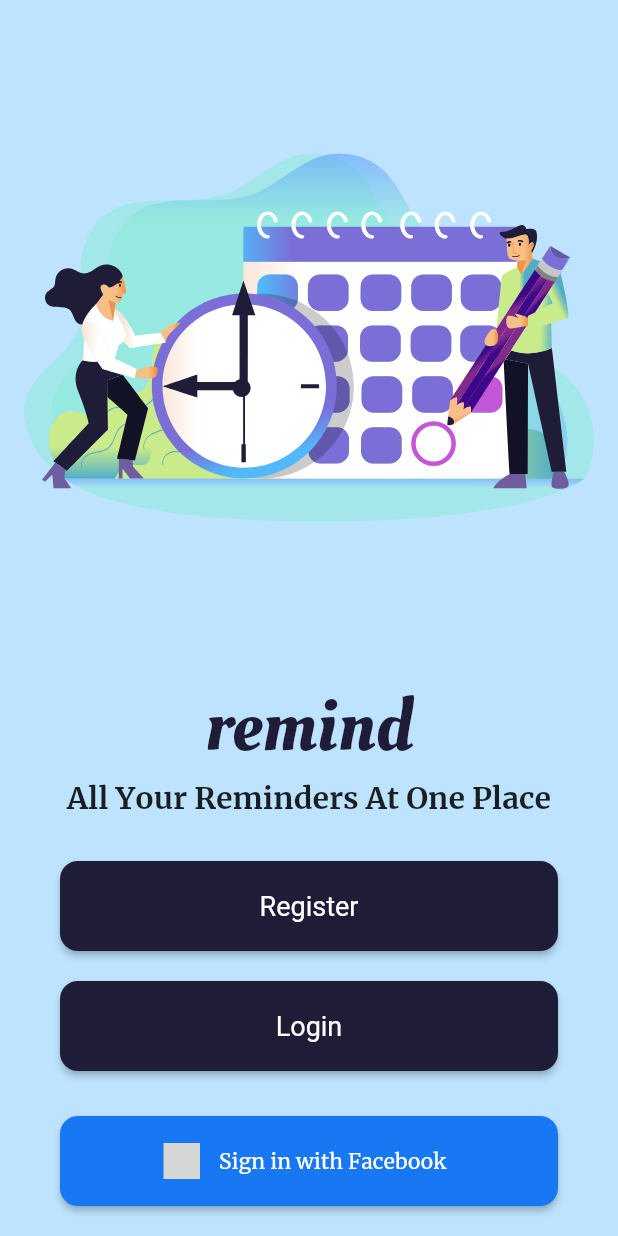
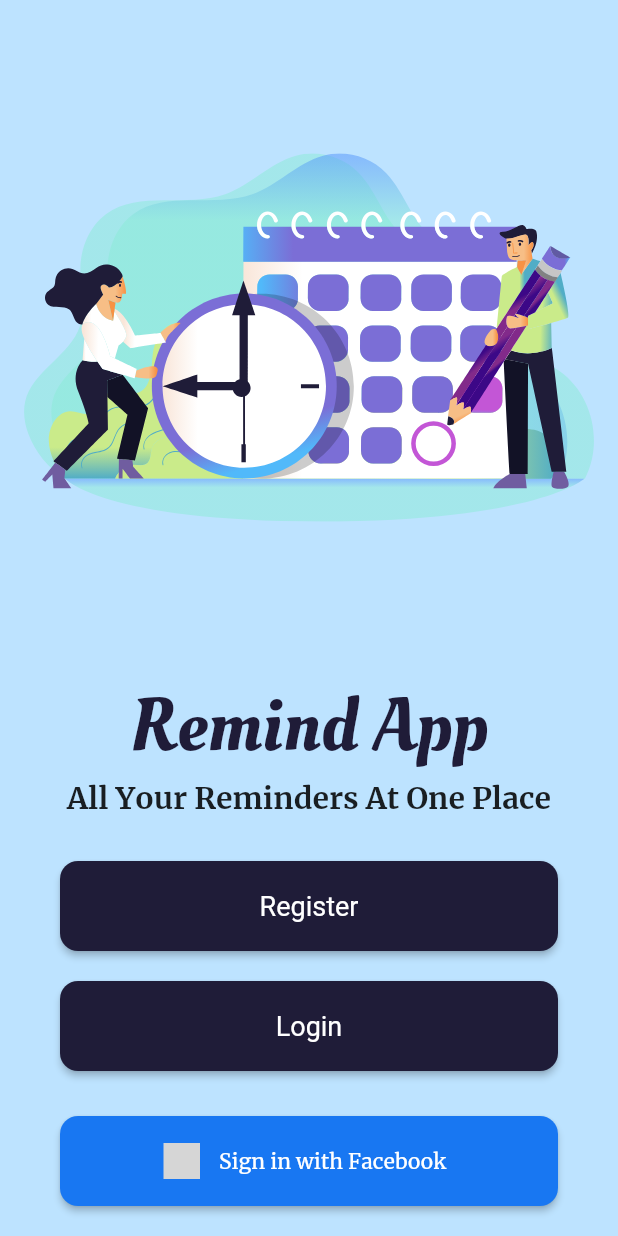
Before and after one commit to SKIRAN1/ReminderApp_hybrid, a Flutter app: the screen it shows after launch, on a phone screen of 412 x 824 dp. Run offline on Flutter 3.47's test engine with Material 2 defaults, Android fonts, the light colour scheme and no system bars; our stand-ins replace animated_splash_screen, awesome_notifications, cloud_firestore, email_validator, firebase_auth, firebase_core and 4 more; missing offline and left inert: encrypt, flutter_facebook_auth; accounts and stored records are empty; grey boxes are pictures that could not be loaded.

Commit message:
main and login changes

```diff
--- a/lib/main.dart
+++ b/lib/main.dart
@@ -54,7 +54,7 @@ class MyApp extends StatelessWidget {
             print("b");
             return const HomeScreen();
           } else {
-            print("entering loginpage");
+            print("entering the loginpage");
             return const LoginScreen();
           }
         },
--- a/lib/screens/login_screen.dart
+++ b/lib/screens/login_screen.dart
@@ -24,10 +24,9 @@ class LoginScreen extends StatelessWidget {
       ),
       nextScreen: const LoginScreenState(),
       splashIconSize: 250,
-      duration: 4000,
+      duration: 3000,
       splashTransition: SplashTransition.fadeTransition,
       backgroundColor: Colors.white,
-      // pageTransitionType: PageTransitionType.bottomToTop,
       animationDuration: const Duration(seconds: 1),
     );
   }
@@ -62,7 +61,7 @@ class _LoginScreenState extends State<LoginScreenState> {
               ),
             ),
             const Text(
-              'remind',
+              'Remind App',
               style: TextStyle(
                 fontSize: 50,
                 fontFamily: fontFamily2,
```
Also changed, not shown: 1 other file.
